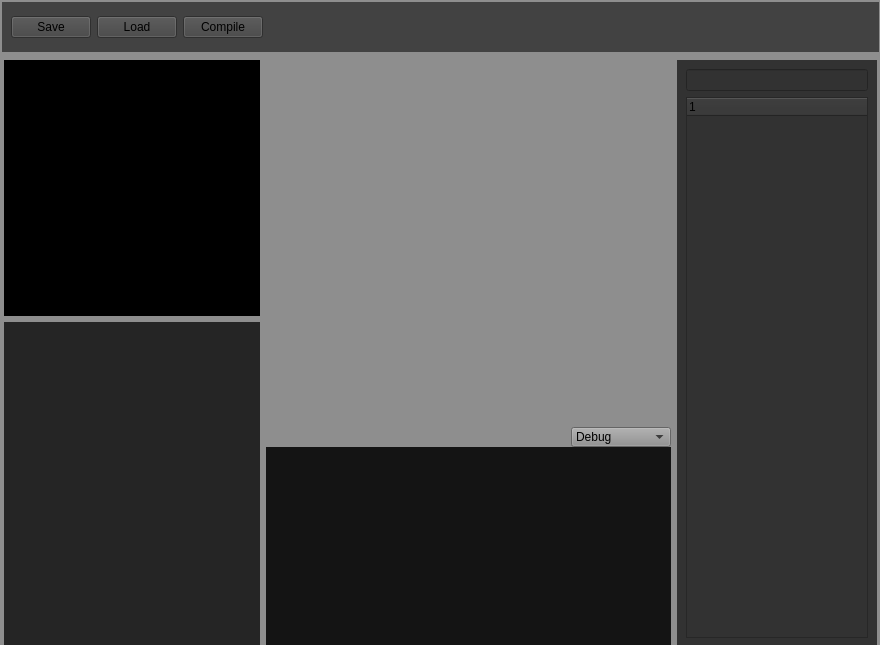
First picture: the form in source/qt/Window.ui, repository SylvainDeker/Shader-Graph, before the edit.
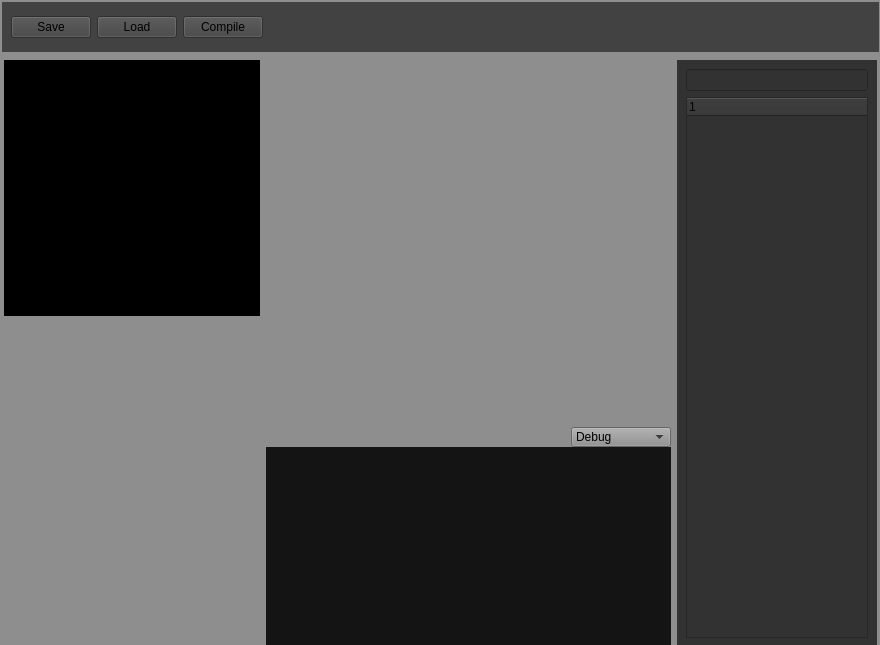
Second picture: the form after the edit. Custom widgets are drawn as their Qt base class.

Commit message: Add details displaying on click to InputNodes

What changed in the file:
```diff
--- a/source/qt/Window.ui
+++ b/source/qt/Window.ui
@@ -159,18 +159,20 @@
          </widget>
         </item>
         <item>
-         <widget class="QWidget" name="details" native="true">
-          <property name="maximumSize">
+         <layout class="QVBoxLayout" name="layoutdetails"/>
+        </item>
+        <item>
+         <spacer name="verticalSpacer">
+          <property name="orientation">
+           <enum>Qt::Vertical</enum>
+          </property>
+          <property name="sizeHint" stdset="0">
            <size>
-            <width>256</width>
-            <height>16777215</height>
+            <width>20</width>
+            <height>40</height>
            </size>
           </property>
-          <property name="styleSheet">
-           <string notr="true">background-color: rgb(37, 37, 37);</string>
-          </property>
-          <layout class="QVBoxLayout" name="nodeDetails"/>
-         </widget>
+         </spacer>
         </item>
        </layout>
       </item>
```
The commit also changes 15 other files.
